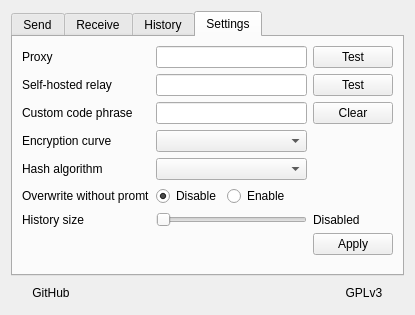
First picture: the form in widget.ui, repository freeacetone/croc-gui, before the edit.
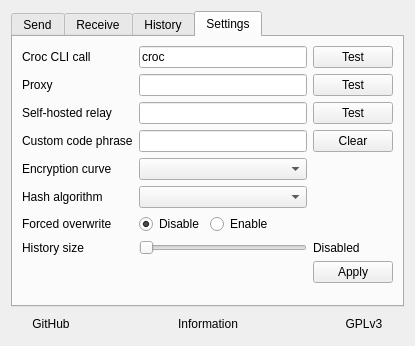
Second picture: the form after the edit. The open tabs and pages were chosen to show the change. Icons and pictures are not drawn.

Commit message: croc cli call test

Diff of the .ui file:
```diff
--- a/widget.ui
+++ b/widget.ui
@@ -7,7 +7,7 @@
     <x>0</x>
     <y>0</y>
     <width>415</width>
-    <height>315</height>
+    <height>346</height>
    </rect>
   </property>
   <property name="windowTitle">
@@ -252,68 +252,82 @@
       <layout class="QVBoxLayout" name="verticalLayout_3">
        <item>
         <layout class="QGridLayout" name="gridLayout">
-         <item row="1" column="2">
+         <item row="2" column="2">
           <widget class="QPushButton" name="settings_relayTestButton">
            <property name="text">
             <string>Test</string>
            </property>
           </widget>
          </item>
-         <item row="0" column="1">
+         <item row="1" column="1">
           <widget class="QLineEdit" name="settings_proxyAddressField"/>
          </item>
+         <item row="3" column="1">
+          <widget class="QLineEdit" name="settings_codePhraseField"/>
+         </item>
+         <item row="7" column="1">
+          <widget class="QSlider" name="settings_historyLimitSlider">
+           <property name="maximum">
+            <number>500</number>
+           </property>
+           <property name="pageStep">
+            <number>50</number>
+           </property>
+           <property name="orientation">
+            <enum>Qt::Horizontal</enum>
+           </property>
+          </widget>
+         </item>
+         <item row="6" column="0">
+          <widget class="QLabel" name="label_6">
+           <property name="text">
+            <string>Forced overwrite</string>
+           </property>
+          </widget>
+         </item>
          <item row="7" column="2">
+          <widget class="QLabel" name="settings_historyLimitLabel">
+           <property name="text">
+            <string>Disabled</string>
+           </property>
+          </widget>
+         </item>
+         <item row="3" column="2">
+          <widget class="QPushButton" name="settings_codePhraseClearButton">
+           <property name="text">
+            <string>Clear</string>
+           </property>
+          </widget>
+         </item>
+         <item row="7" column="0">
+          <widget class="QLabel" name="label_7">
+           <property name="text">
+            <string>History size</string>
+           </property>
+          </widget>
+         </item>
+         <item row="9" column="2">
           <widget class="QPushButton" name="settings_applyButton">
            <property name="text">
             <string>Apply</string>
            </property>
           </widget>
          </item>
-         <item row="2" column="0">
-          <widget class="QLabel" name="label_3">
+         <item row="1" column="2">
+          <widget class="QPushButton" name="settings_proxyTestButton">
            <property name="text">
-            <string>Custom code phrase</string>
+            <string>Test</string>
            </property>
           </widget>
          </item>
-         <item row="4" column="0">
+         <item row="5" column="0">
           <widget class="QLabel" name="label_5">
            <property name="text">
             <string>Hash algorithm</string>
            </property>
           </widget>
          </item>
-         <item row="3" column="0">
-          <widget class="QLabel" name="label_4">
-           <property name="text">
-            <string>Encryption curve</string>
-           </property>
-          </widget>
-         </item>
-         <item row="2" column="1">
-          <widget class="QLineEdit" name="settings_codePhraseField"/>
-         </item>
-         <item row="1" column="1">
-          <widget class="QLineEdit" name="settings_relayAddressField"/>
-         </item>
-         <item row="3" column="1">
-          <widget class="QComboBox" name="settings_curveComboBox">
-           <property name="toolTip">
-            <string>&lt;html&gt;&lt;head/&gt;&lt;body&gt;&lt;p&gt;Only the recipient can choose the curve.&lt;/p&gt;&lt;/body&gt;&lt;/html&gt;</string>
-           </property>
-           <property name="currentText">
-            <string/>
-           </property>
-          </widget>
-         </item>
-         <item row="5" column="0">
-          <widget class="QLabel" name="label_6">
-           <property name="text">
-            <string>Overwrite without promt</string>
-           </property>
-          </widget>
-         </item>
-         <item row="5" column="1">
+         <item row="6" column="1">
           <layout class="QHBoxLayout" name="horizontalLayout_3">
            <item>
             <widget class="QRadioButton" name="settings_overwritingDisableRadioButton">
@@ -347,65 +361,75 @@
            </item>
           </layout>
          </item>
-         <item row="0" column="2">
-          <widget class="QPushButton" name="settings_proxyTestButton">
-           <property name="text">
-            <string>Test</string>
-           </property>
-          </widget>
-         </item>
-         <item row="1" column="0">
+         <item row="2" column="0">
           <widget class="QLabel" name="label_2">
            <property name="text">
             <string>Self-hosted relay</string>
            </property>
           </widget>
          </item>
-         <item row="6" column="2">
-          <widget class="QLabel" name="settings_historyLimitLabel">
+         <item row="1" column="0">
+          <widget class="QLabel" name="label">
            <property name="text">
-            <string>Disabled</string>
+            <string>Proxy</string>
            </property>
           </widget>
          </item>
-         <item row="4" column="1">
+         <item row="3" column="0">
+          <widget class="QLabel" name="label_3">
+           <property name="text">
+            <string>Custom code phrase</string>
+           </property>
+          </widget>
+         </item>
+         <item row="2" column="1">
+          <widget class="QLineEdit" name="settings_relayAddressField"/>
+         </item>
+         <item row="5" column="1">
           <widget class="QComboBox" name="settings_hashComboBox">
            <property name="toolTip">
             <string>The default is the xxhash algorithm which is fast and thorough. If you want to optimize for speed you can use the imohash algorithm which is even faster, but since it samples files (versus reading the whole file) it can mistakenly determine that a file is the same on the two computers transferring - though this is only a problem if you are syncing files versus sending a new file to a computer.</string>
            </property>
           </widget>
          </item>
-         <item row="6" column="1">
-          <widget class="QSlider" name="settings_historyLimitSlider">
-           <property name="maximum">
-            <number>500</number>
+         <item row="4" column="0">
+          <widget class="QLabel" name="label_4">
+           <property name="text">
+            <string>Encryption curve</string>
            </property>
-           <property name="pageStep">
-            <number>50</number>
+          </widget>
+         </item>
+         <item row="4" column="1">
+          <widget class="QComboBox" name="settings_curveComboBox">
+           <property name="toolTip">
+            <string>&lt;html&gt;&lt;head/&gt;&lt;body&gt;&lt;p&gt;Only the recipient can choose the curve.&lt;/p&gt;&lt;/body&gt;&lt;/html&gt;</string>
            </property>
-           <property name="orientation">
-            <enum>Qt::Horizontal</enum>
+           <property name="currentText">
+            <string/>
            </property>
           </widget>
          </item>
          <item row="0" column="0">
-          <widget class="QLabel" name="label">
+          <widget class="QLabel" name="label_8">
            <property name="text">
-            <string>Proxy</string>
+            <string>Croc CLI call</string>
            </property>
           </widget>
          </item>
-         <item row="6" column="0">
-          <widget class="QLabel" name="label_7">
+         <item row="0" column="1">
+          <widget class="QLineEdit" name="settings_crocCallField">
            <property name="text">
-            <string>History size</string>
+            <string>croc</string>
            </property>
+           <property name="placeholderText">
+            <string/>
+           </property>
           </widget>
          </item>
-         <item row="2" column="2">
-          <widget class="QPushButton" name="settings_codePhraseClearButton">
+         <item row="0" column="2">
+          <widget class="QPushButton" name="settings_crocCallTestButton">
            <property name="text">
-            <string>Clear</string>
+            <string>Test</string>
            </property>
           </widget>
          </item>
@@ -463,6 +487,36 @@
        </property>
       </spacer>
      </item>
+     <item>
+      <widget class="QPushButton" name="footer_informationButton">
+       <property name="cursor">
+        <cursorShape>PointingHandCursor</cursorShape>
+       </property>
+       <property name="text">
+        <string>Information</string>
+       </property>
+       <property name="icon">
+        <iconset resource="files.qrc">
+         <normaloff>:/files/info.png</normaloff>:/files/info.png</iconset>
+       </property>
+       <property name="flat">
+        <bool>true</bool>
+       </property>
+      </widget>
+     </item>
+     <item>
+      <spacer name="horizontalSpacer_5">
+       <property name="orientation">
+        <enum>Qt::Horizontal</enum>
+       </property>
+       <property name="sizeHint" stdset="0">
+        <size>
+         <width>40</width>
+         <height>20</height>
+        </size>
+       </property>
+      </spacer>
+     </item>
      <item>
       <widget class="QPushButton" name="footer_LicenseButton">
        <property name="text">
```
Left out of the diff: 3 changed lines with no effect on the pictures. The commit also changes 12 other files.
